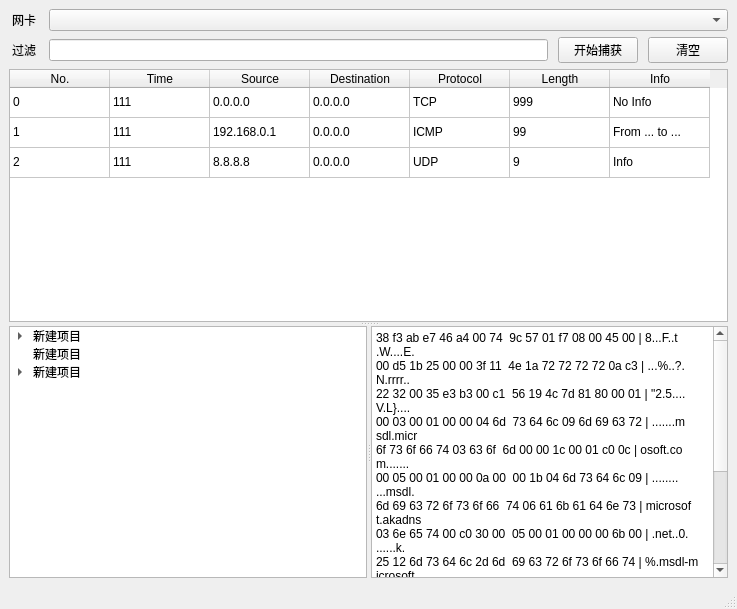
Old version of the form src/resources/ui/main_window.ui in the repository Natrium0521/network-capture.
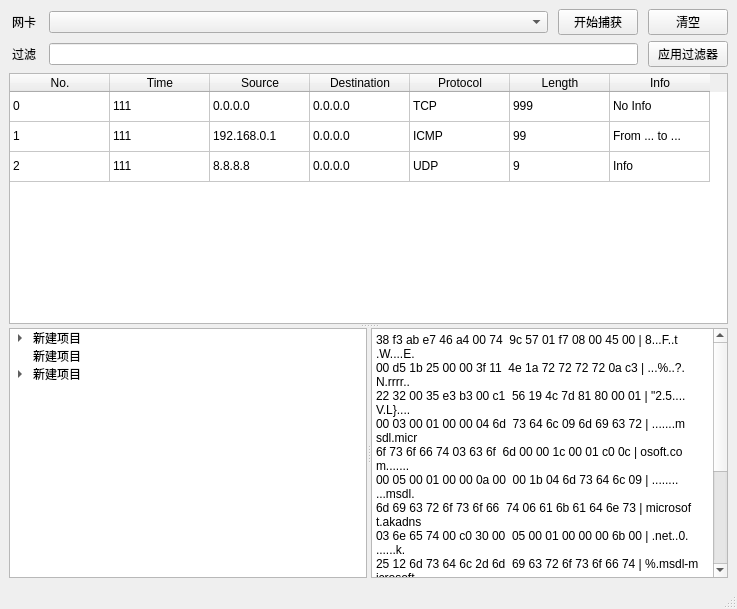
New version of the form.

Commit message: add apply filter btn

The edit to the form file:
```diff
--- a/src/resources/ui/main_window.ui
+++ b/src/resources/ui/main_window.ui
@@ -49,6 +49,20 @@
         </property>
        </widget>
       </item>
+      <item>
+       <widget class="QPushButton" name="ActionBtn">
+        <property name="text">
+         <string>开始捕获</string>
+        </property>
+       </widget>
+      </item>
+      <item>
+       <widget class="QPushButton" name="ClearBtn">
+        <property name="text">
+         <string>清空</string>
+        </property>
+       </widget>
+      </item>
      </layout>
     </item>
     <item>
@@ -82,16 +96,9 @@
        <widget class="QLineEdit" name="FilterInput"/>
       </item>
       <item>
-       <widget class="QPushButton" name="ActionBtn">
+       <widget class="QPushButton" name="FilterBtn">
         <property name="text">
-         <string>开始捕获</string>
-        </property>
-       </widget>
-      </item>
-      <item>
-       <widget class="QPushButton" name="ClearBtn">
-        <property name="text">
-         <string>清空</string>
+         <string>应用过滤器</string>
         </property>
        </widget>
       </item>
```
